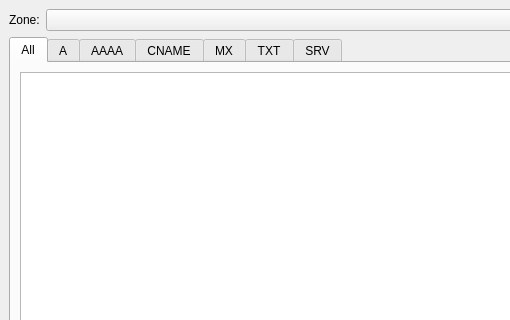
dhivijit/dnsctl, file dnsctl/gui/ui/main_window.ui: the form before one commit; both pictures show x 0 to 510 and y 0 to 320 of the 1000 by 650 pixel window.
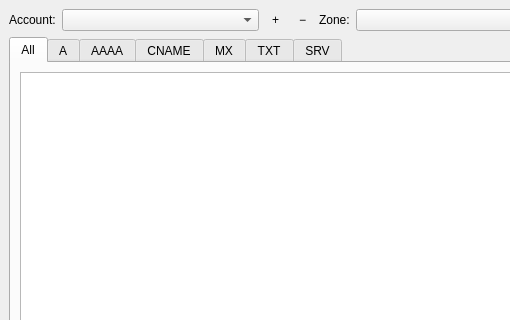
The form after the commit.

Commit message: feat: Introduce account management and enhance record handling

Diff of the .ui file:
```diff
--- a/dnsctl/gui/ui/main_window.ui
+++ b/dnsctl/gui/ui/main_window.ui
@@ -17,6 +17,52 @@
    <layout class="QVBoxLayout" name="mainLayout">
     <item>
      <layout class="QHBoxLayout" name="toolbarLayout">
+      <item>
+       <widget class="QLabel" name="accountLabel">
+        <property name="text">
+         <string>Account:</string>
+        </property>
+       </widget>
+      </item>
+      <item>
+       <widget class="QComboBox" name="accountComboBox">
+        <property name="sizePolicy">
+         <sizepolicy hsizetype="Expanding" vsizetype="Fixed">
+          <horstretch>1</horstretch>
+          <verstretch>0</verstretch>
+         </sizepolicy>
+        </property>
+        <property name="toolTip">
+         <string>Switch between Cloudflare accounts</string>
+        </property>
+       </widget>
+      </item>
+      <item>
+       <widget class="QToolButton" name="addAccountButton">
+        <property name="text">
+         <string>+</string>
+        </property>
+        <property name="toolTip">
+         <string>Add a new Cloudflare account</string>
+        </property>
+        <property name="autoRaise">
+         <bool>true</bool>
+        </property>
+       </widget>
+      </item>
+      <item>
+       <widget class="QToolButton" name="removeAccountButton">
+        <property name="text">
+         <string>−</string>
+        </property>
+        <property name="toolTip">
+         <string>Remove current Cloudflare account</string>
+        </property>
+        <property name="autoRaise">
+         <bool>true</bool>
+        </property>
+       </widget>
+      </item>
       <item>
        <widget class="QLabel" name="zoneLabel">
         <property name="text">
```
The commit also changes 22 other files.
